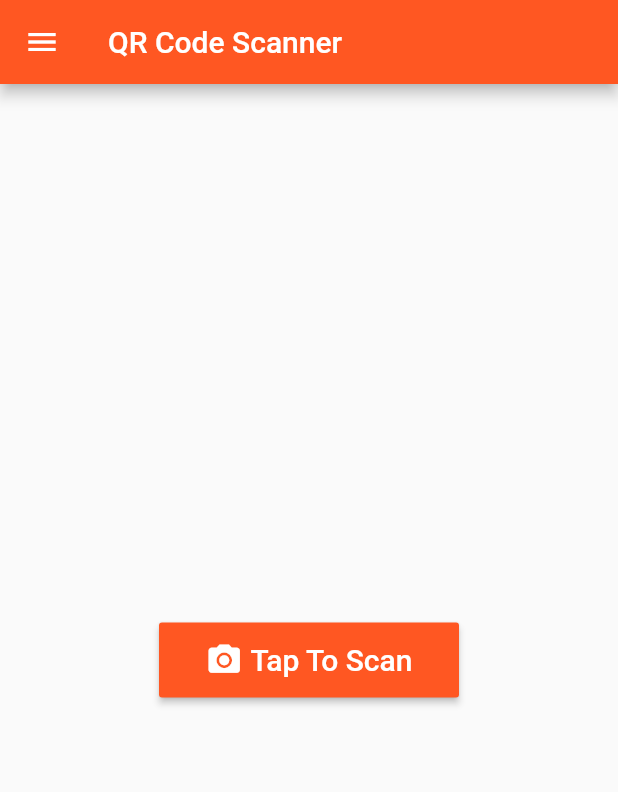
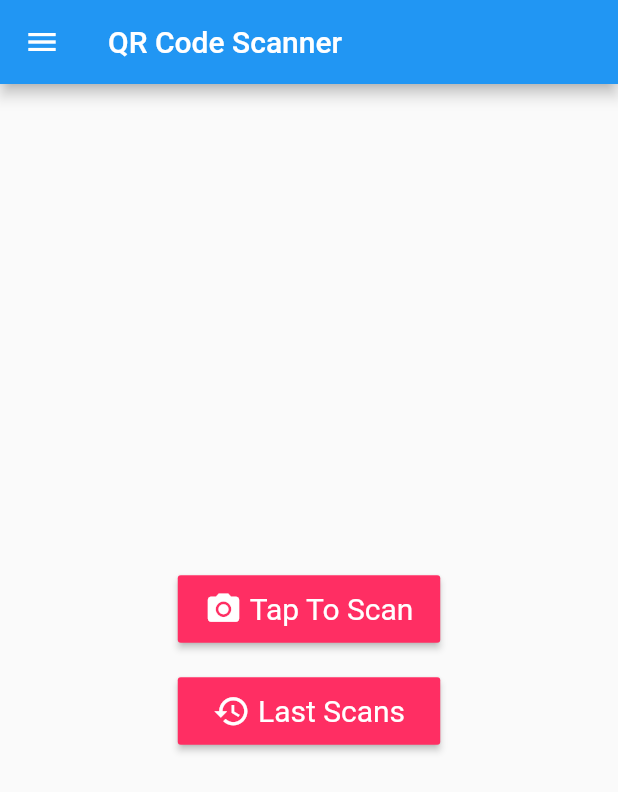
Before and after one commit to fatihcaen/qr_code_scanner, a Flutter app: the screen it shows after launch, on a phone screen of 412 x 824 dp. Shown: the top 792 px of the screen. Run offline on Flutter 3.47's test engine with Material 2 defaults, Android fonts, the phone set to English and light mode, and no system bars; our stand-ins replace font_awesome_flutter, qr_flutter, share; missing offline and left inert: qr_mobile_vision.

Commit message:
scan again, color change, scan result screen

```diff
--- /dev/null
+++ b/lib/home.dart
@@ -0,0 +1,197 @@
+import 'package:flutter/material.dart';
+import 'package:qr_scanner/uihelper.dart';
+
+class Home extends StatefulWidget {
+  Home({Key key}) : super(key: key);
+
+  @override
+  _HomeState createState() => _HomeState();
+}
+
+class _HomeState extends State<Home> {
+  @override
+  Widget build(BuildContext context) {
+    return Scaffold(
+      appBar: _appBar,
+      drawer: _drawer,
+      body: _body,
+    );
+  }
+
+  Widget get _appBar => AppBar(
+        leading: Builder(
+          builder: (BuildContext context) {
+            return IconButton(
+              icon: const Icon(Icons.menu),
+              onPressed: () {
+                Scaffold.of(context).openDrawer();
+              },
+              tooltip: MaterialLocalizations.of(context).openAppDrawerTooltip,
+            );
+          },
+        ),
+        title: Text('QR Code Scanner'),
+      );
+
+  Widget get _drawer => Drawer(
+        // Add a ListView to the drawer. This ensures the user can scroll
+        // through the options in the drawer if there isn't enough vertical
+        // space to fit everything.
+        child: ListView(
+          // Important: Remove any padding from the ListView.
+          padding: EdgeInsets.zero,
+          children: <Widget>[
+            SizedBox(
+              height: 150,
+              child: DrawerHeader(
+                child: Column(
+                  crossAxisAlignment: CrossAxisAlignment.start,
+                  children: <Widget>[
+                    Text(
+                      'Qr Code Scanner',
+                      style: TextStyle(
+                        color: Colors.white,
+                        fontSize: 25,
+                      ),
+                    ),
+                    Text(
+                      'by fatihcandev',
+                      style: TextStyle(
+                        fontSize: 20,
+                        color: Colors.white,
+                        fontWeight: FontWeight.w300,
+                      ),
+                    ),
+                  ],
+                ),
+                decoration: BoxDecoration(
+                  color: UIHelper.primaryColor,
+                ),
+              ),
+            ),
+            ListTile(
+              title: Text(
+                'About',
+                style: TextStyle(
+                  fontSize: 20,
+                  color: Colors.black,
+                  fontWeight: FontWeight.w300,
+                ),
+              ),
+              onTap: () {
+                //
+              },
+            ),
+            ListTile(
+              title: Text(
+                'Contact Me',
+                style: TextStyle(
+                  fontSize: 20,
+                  color: Colors.black,
+                  fontWeight: FontWeight.w300,
+                ),
+              ),
+              onTap: () {
+                //
+              },
+            ),
+          ],
+        ),
+      );
+
+  Widget get _body => Container(
+        child: Column(
+          mainAxisAlignment: MainAxisAlignment.center,
+          crossAxisAlignment: CrossAxisAlignment.center,
+          children: <Widget>[
+            Row(
+              children: <Widget>[
+                Expanded(
+                  child: Container(
+                    child: Column(
+                      children: <Widget>[
+                        _tapToScan,
+                        _padding20,
+                        _lastScans,
+                      ],
+                    ),
+                  ),
+                )
+              ],
+            )
+          ],
+        ),
+      );
+
+  Widget get _tapToScan => SizedBox(
+        width: 175,
+        child: RaisedButton(
+          padding: EdgeInsets.all(10),
+          color: UIHelper.primaryColor,
+          onPressed: () {
+            Navigator.pushNamed(context, '/Scan');
+          },
+          child: Wrap(
+            direction: Axis.horizontal,
+            alignment: WrapAlignment.center,
+            crossAxisAlignment: WrapCrossAlignment.center,
+            children: <Widget>[
+              Icon(
+                Icons.photo_camera,
+                color: Colors.white,
+                size: 25,
+              ),
+              Padding(
+                padding: EdgeInsets.only(right: 5),
+              ),
+              Text(
+                'Tap To Scan',
+                style: TextStyle(
+                  color: Colors.white,
+                  fontWeight: FontWeight.w400,
+                  fontSize: 20,
+                ),
+              ),
+            ],
+          ),
+        ),
+      );
+
+  Widget get _lastScans => SizedBox(
+        width: 175,
+        child: RaisedButton(
+          padding: EdgeInsets.all(10),
+          color: UIHelper.primaryColor,
+          onPressed: () {
+            Navigator.pushNamed(context, '/Scan');
+          },
+          child: Wrap(
+            direction: Axis.horizontal,
+            alignment: WrapAlignment.center,
+            crossAxisAlignment: WrapCrossAlignment.center,
+            children: <Widget>[
+              Icon(
+                Icons.history,
+                color: Colors.white,
+                size: 25,
+              ),
+              Padding(
+                padding: EdgeInsets.only(right: 5),
+              ),
+              Text(
+                'Last Scans',
+                style: TextStyle(
+                  color: Colors.white,
+                  fontWeight: FontWeight.w400,
+                  fontSize: 20,
+                ),
+              ),
+            ],
+          ),
+        ),
+      );
+
+  Widget get _padding20 => Padding(
+        padding: EdgeInsets.only(bottom: 20),
+      );
+}
--- a/lib/main.dart
+++ b/lib/main.dart
@@ -1,5 +1,6 @@
 import 'package:flutter/material.dart';
 import 'package:flutter/services.dart';
+import 'package:qr_scanner/home.dart';
 import 'package:qr_scanner/scan_screen.dart';
 
 void main() => runApp(MyApp());
@@ -11,140 +12,9 @@ class MyApp extends StatelessWidget {
     return MaterialApp(
         debugShowCheckedModeBanner: false,
         title: 'QR Code Scanner',
-        theme: ThemeData(primarySwatch: Colors.deepOrange),
-        home: MyHomePage(),
+        home: Home(),
         routes: <String, WidgetBuilder>{
           "/Scan": (BuildContext context) => ScanScreen(),
         });
   }
 }
-
-class MyHomePage extends StatefulWidget {
-  MyHomePage({Key key}) : super(key: key);
-
-  @override
-  _MyHomePageState createState() => _MyHomePageState();
-}
-
-class _MyHomePageState extends State<MyHomePage> {
-  @override
-  Widget build(BuildContext context) {
-    return Scaffold(
-        appBar: _appBar,
-        drawer: _drawer,
-        body: Center(
-          child: SizedBox(
-            width: 200,
-            height: 50,
-            child: RaisedButton(
-              color: Colors.deepOrange,
-              onPressed: () {
-                Navigator.pushNamed(context, '/Scan');
-              },
-              child: Row(
-                mainAxisAlignment: MainAxisAlignment.center,
-                crossAxisAlignment: CrossAxisAlignment.center,
-                children: <Widget>[
-                  Icon(
-                    Icons.photo_camera,
-                    color: Colors.white,
-                    size: 25,
-                  ),
-                  Padding(
-                    padding: EdgeInsets.only(right: 5),
-                  ),
-                  Text(
-                    'Tap To Scan',
-                    style: TextStyle(
-                        color: Colors.white,
-                        fontWeight: FontWeight.w500,
-                        fontSize: 20),
-                  ),
-                ],
-              ),
-            ),
-          ),
-        ));
-  }
-
-  Widget get _appBar => AppBar(
-        leading: Builder(
-          builder: (BuildContext context) {
-            return IconButton(
-              icon: const Icon(Icons.menu),
-              onPressed: () {
-                Scaffold.of(context).openDrawer();
-              },
-              tooltip: MaterialLocalizations.of(context).openAppDrawerTooltip,
-            );
-          },
-        ),
-        title: Text('QR Code Scanner'),
-      );
-
-  Widget get _drawer => Drawer(
-        // Add a ListView to the drawer. This ensures the user can scroll
-        // through the options in the drawer if there isn't enough vertical
-        // space to fit everything.
-        child: ListView(
-          // Important: Remove any padding from the ListView.
-          padding: EdgeInsets.zero,
-          children: <Widget>[
-            SizedBox(
-              height: 150,
-              child: DrawerHeader(
-                child: Column(
-                  crossAxisAlignment: CrossAxisAlignment.start,
-                  children: <Widget>[
-                    Text(
-                      'Qr Code Scanner',
-                      style: TextStyle(
-                        color: Colors.white,
-                        fontSize: 25,
-                      ),
-                    ),
-                    Text(
-                      'by fatihcandev',
-                      style: TextStyle(
-                        fontSize: 20,
-                        color: Colors.white,
-                        fontWeight: FontWeight.w300,
-                      ),
-                    ),
-                  ],
-                ),
-                decoration: BoxDecoration(
-                  color: Colors.deepOrange,
-                ),
-              ),
-            ),
-            ListTile(
-              title: Text(
-                'About',
-                style: TextStyle(
-                  fontSize: 20,
-                  color: Colors.black,
-                  fontWeight: FontWeight.w300,
-                ),
-              ),
-              onTap: () {
-                //
-              },
-            ),
-            ListTile(
-              title: Text(
-                'Contact Me',
-                style: TextStyle(
-                  fontSize: 20,
-                  color: Colors.black,
-                  fontWeight: FontWeight.w300,
-                ),
-              ),
-              onTap: () {
-                //
-              },
-            ),
-          ],
-        ),
-      );
-}
--- /dev/null
+++ b/lib/uihelper.dart
@@ -0,0 +1,5 @@
+import 'package:flutter/material.dart';
+
+class UIHelper {
+  static const Color primaryColor = Color(0xFFff2e63);
+}
--- a/pubspec.yaml
+++ b/pubspec.yaml
@@ -17,6 +17,7 @@ environment:
   sdk: ">=2.1.0 <3.0.0"
 
 dependencies:
+  sqflite: ^1.2.0
   image: ^2.1.4
   font_awesome_flutter: ^8.5.0
   qr_flutter: ^3.2.0
```
Also changed, not shown: lib/scan_result.dart (+9 -45 lines), lib/scan_screen.dart (+6 -1 lines), pubspec.lock, 3 other files.
